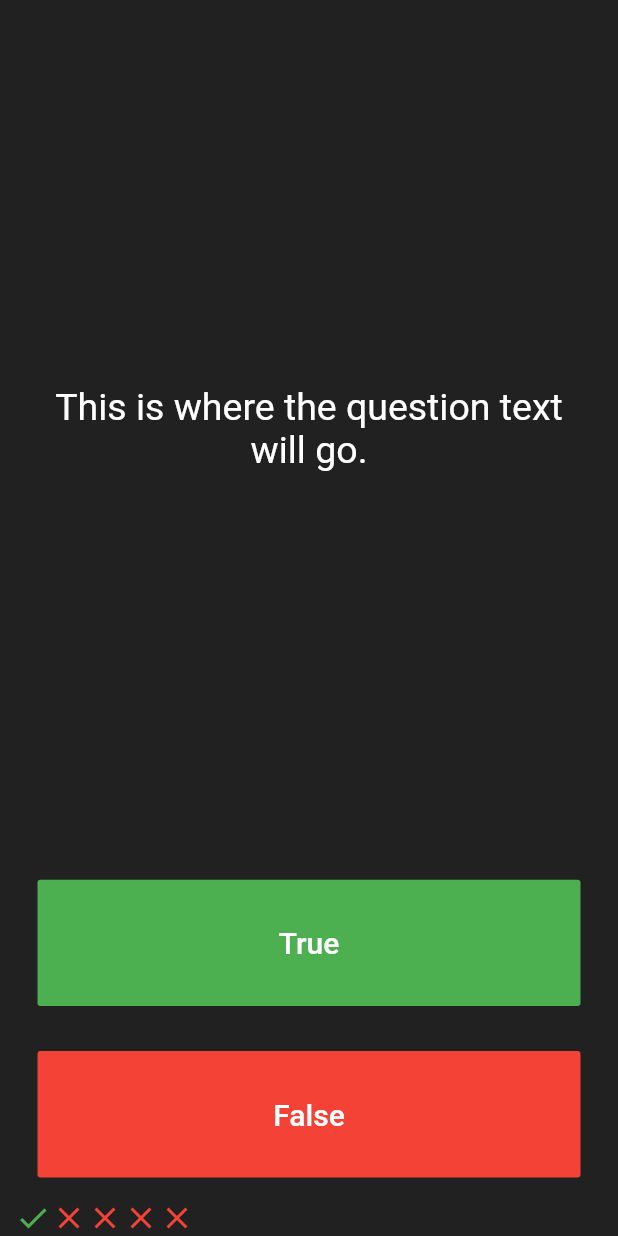
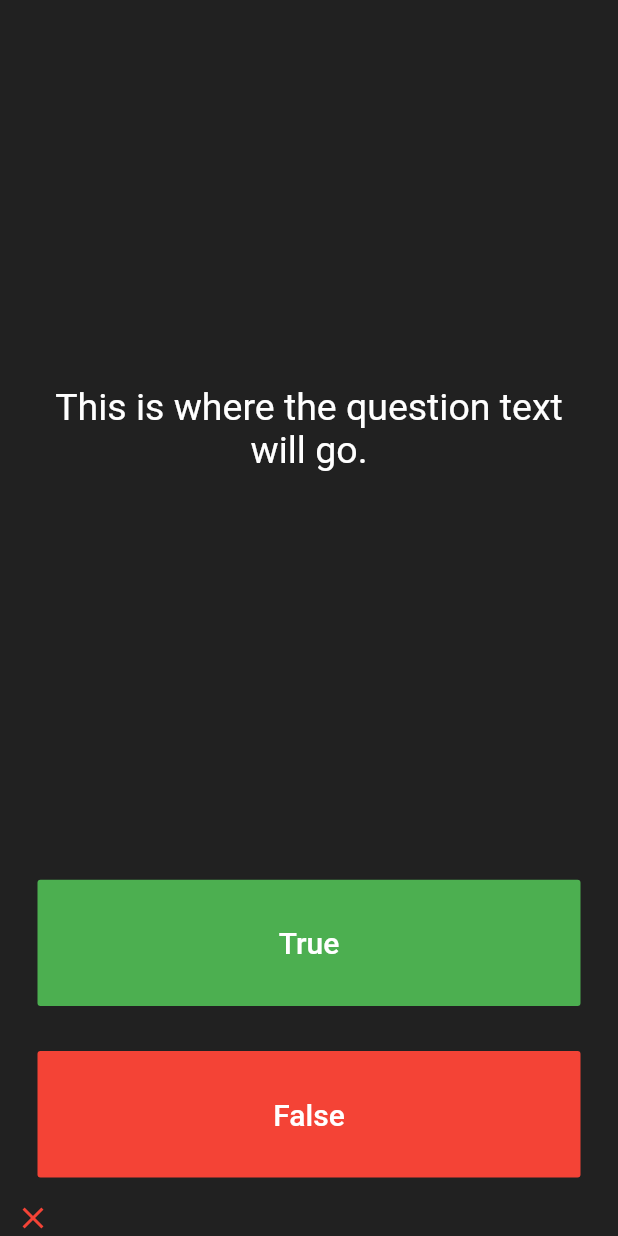
Before and after one commit to RahulMahesh62/StructData-A-flutter-game-for-CS-Geeks, a Flutter app: the screen it shows after launch, after a tap on "False", on a phone screen of 412 x 824 dp. Run offline on Flutter 3.47's test engine with Material 2 defaults, Android fonts, the phone set to English and light mode, and no system bars.

Commit message:
Updated AndroidManifest

```diff
--- a/lib/main.dart
+++ b/lib/main.dart
@@ -27,27 +27,7 @@ class QuizPage extends StatefulWidget {
 
 class _QuizPageState extends State<QuizPage> {
 
-  List<Icon> scoree = [
-    Icon(
-              Icons.check,
-              color:Colors.green,
-            ),
-            Icon(
-              Icons.close,
-              color:Colors.red,
-            ),
-            Icon(
-              Icons.close,
-              color:Colors.red,
-            ),
-            Icon(
-              Icons.close,
-              color:Colors.red,
-            ),
-            Icon(
-              Icons.close,
-              color:Colors.red,
-            ),];
+  List<Icon> scoree = [];
 
   @override
   Widget build(BuildContext context) {
@@ -110,7 +90,14 @@ class _QuizPageState extends State<QuizPage> {
                 ),
               ),
               onPressed: () {
-                //The user picked false.
+                setState(() {
+                  scoree.add(
+                    Icon(
+                      Icons.close,
+                    color: Colors.red,
+                  ),
+                  );
+                });
               },
             ),
           ),
--- a/pubspec.yaml
+++ b/pubspec.yaml
@@ -1,4 +1,4 @@
-name: quizzler
+name: structdata
 description: A new Flutter application.
 
 # The following defines the version and build number for your application.
```
Also changed, not shown: 4 other files.
